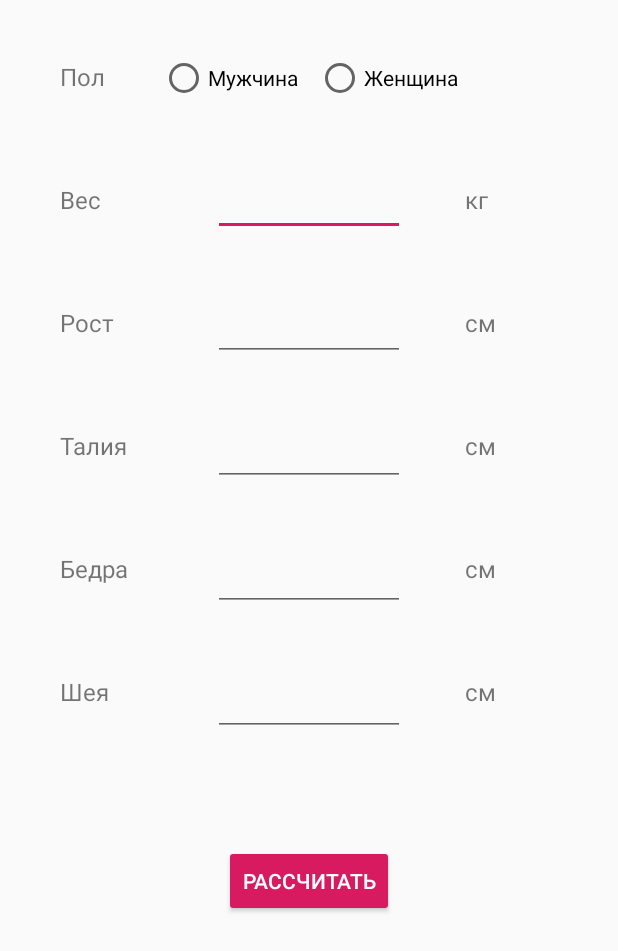
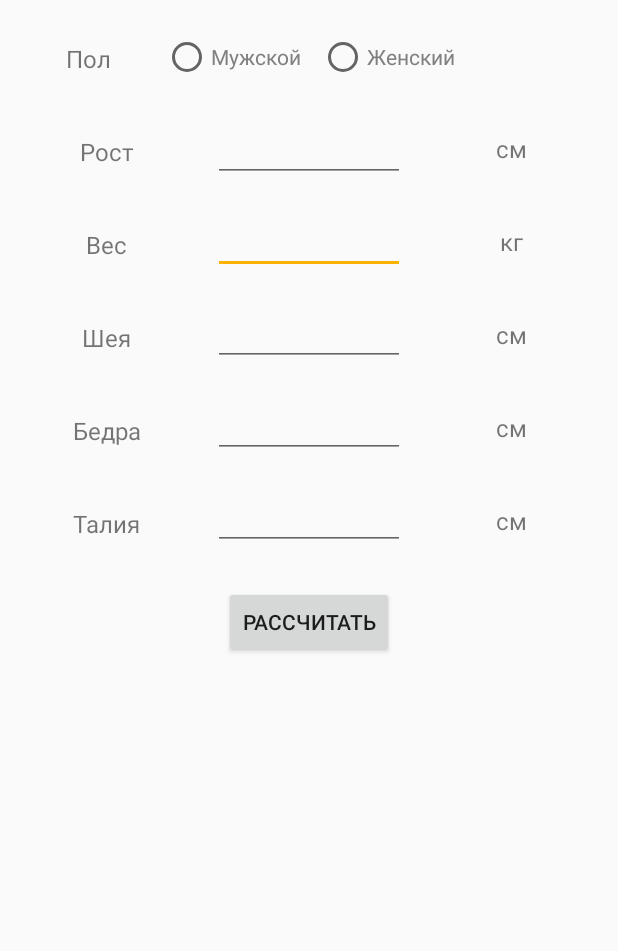
Before and after one commit to alina-saetova/WeightControl, an Android app: the layout fragment_body_fat_percentage.xml on its own in the app's theme, with its tools: preview values and no code run, on a phone screen of 412 x 824 dp. Shown: the top 951 px of the screen. Run offline under Robolectric (Android 15) with nearby library versions, the phone set to English and light mode, and no system bars.

Commit message:
add design

```diff
--- a/app/src/main/res/layout/fragment_body_fat_percentage.xml
+++ b/app/src/main/res/layout/fragment_body_fat_percentage.xml
@@ -1,34 +1,38 @@
 <?xml version="1.0" encoding="utf-8"?>
-<ScrollView
-    xmlns:android="http://schemas.android.com/apk/res/android"
+<android.support.constraint.ConstraintLayout xmlns:android="http://schemas.android.com/apk/res/android"
     xmlns:app="http://schemas.android.com/apk/res-auto"
+    xmlns:tools="http://schemas.android.com/tools"
     android:layout_width="match_parent"
     android:layout_height="match_parent"
-    app:layout_behavior="@string/appbar_scrolling_view_behavior">
-
-    <RelativeLayout
-        android:layout_width="match_parent"
-        android:layout_height="match_parent">
+    tools:context="BodyFatPercentage">
 
     <TextView
         android:id="@+id/gender"
         android:layout_width="wrap_content"
         android:layout_height="wrap_content"
-            android:layout_toLeftOf="@id/radio_group"
-            android:layout_marginTop="40dp"
-            android:layout_marginLeft="40dp"
-            android:layout_alignParentLeft="true"
-            android:text="Пол"
-            android:textSize="16sp" />
+        android:layout_marginStart="8dp"
+        android:layout_marginTop="28dp"
+        android:layout_marginEnd="8dp"
+        android:text="@string/gender"
+        android:textSize="16sp"
+        app:layout_constraintEnd_toStartOf="@+id/radio_group"
+        app:layout_constraintHorizontal_bias="0.64"
+        app:layout_constraintStart_toStartOf="parent"
+        app:layout_constraintTop_toTopOf="parent" />
 
     <RadioGroup
         android:id="@+id/radio_group"
         android:layout_width="wrap_content"
-            android:layout_marginTop="30dp"
         android:layout_height="wrap_content"
+        android:layout_centerHorizontal="true"
         android:layout_gravity="center_horizontal"
-            android:layout_centerHorizontal="true"
-            android:orientation="horizontal">
+        android:layout_marginStart="8dp"
+        android:layout_marginTop="16dp"
+        android:layout_marginEnd="8dp"
+        android:orientation="horizontal"
+        app:layout_constraintEnd_toEndOf="parent"
+        app:layout_constraintStart_toStartOf="parent"
+        app:layout_constraintTop_toTopOf="parent">
 
         <RadioButton
             android:id="@+id/radio_but_male"
@@ -36,14 +40,16 @@
             android:layout_height="wrap_content"
             android:layout_margin="6dp"
             android:layout_marginTop="30dp"
-                android:text="Мужчина" />
+            android:text="@string/male"
+            android:textColor="@color/colorText1" />
 
         <RadioButton
             android:id="@+id/radio_but_female"
             android:layout_width="wrap_content"
             android:layout_height="wrap_content"
             android:layout_margin="6dp"
-                android:text="Женщина" />
+            android:text="@string/fem"
+            android:textColor="@color/colorText1" />
 
     </RadioGroup>
 
@@ -51,184 +57,245 @@
         android:id="@+id/weight"
         android:layout_width="wrap_content"
         android:layout_height="wrap_content"
-            android:layout_toLeftOf="@id/editText_weight"
         android:layout_below="@id/gender"
-            android:layout_marginTop="60dp"
-            android:layout_marginLeft="40dp"
-            android:layout_alignParentLeft="true"
+        android:layout_marginStart="8dp"
+        android:layout_marginTop="40dp"
+        android:layout_marginEnd="8dp"
+        android:text="@string/weight"
         android:textSize="16sp"
-            android:text="Вес" />
+        app:layout_constraintEnd_toStartOf="@+id/editText_weight"
+        app:layout_constraintStart_toStartOf="parent"
+        app:layout_constraintTop_toBottomOf="@+id/height" />
 
     <EditText
         android:id="@+id/editText_weight"
         android:layout_width="wrap_content"
         android:layout_height="wrap_content"
+        android:layout_below="@id/radio_group"
         android:layout_centerHorizontal="true"
-            android:layout_below="@id/radio_group"
-            android:layout_marginTop="38dp"
+        android:layout_marginStart="8dp"
+        android:layout_marginTop="16dp"
+        android:layout_marginEnd="8dp"
         android:ems="6"
-            android:inputType="number|numberDecimal" />
+        android:inputType="number|numberDecimal"
+        app:layout_constraintEnd_toEndOf="parent"
+        app:layout_constraintStart_toStartOf="parent"
+        app:layout_constraintTop_toBottomOf="@+id/editText_height" />
 
     <TextView
+        android:id="@+id/textView4"
         android:layout_width="wrap_content"
         android:layout_height="wrap_content"
-            android:layout_toRightOf="@id/editText_weight"
         android:layout_below="@id/gender"
-            android:layout_marginTop="60dp"
-            android:layout_marginLeft="40dp"
+        android:layout_marginStart="8dp"
+        android:layout_marginTop="40dp"
+        android:layout_marginEnd="8dp"
+        android:text="@string/kg"
         android:textSize="16sp"
-            android:text="кг" />
+        app:layout_constraintEnd_toEndOf="parent"
+        app:layout_constraintStart_toEndOf="@+id/editText_weight"
+        app:layout_constraintTop_toBottomOf="@+id/textView3" />
 
     <TextView
         android:id="@+id/height"
         android:layout_width="wrap_content"
         android:layout_height="wrap_content"
-            android:layout_toLeftOf="@id/editText_height"
-            android:layout_marginLeft="40dp"
-            android:layout_alignParentLeft="true"
         android:layout_below="@id/weight"
-            android:layout_marginTop="60dp"
+        android:layout_marginStart="8dp"
+        android:layout_marginTop="40dp"
+        android:layout_marginEnd="8dp"
+        android:text="@string/height"
         android:textSize="16sp"
-            android:text="Рост" />
+        app:layout_constraintEnd_toStartOf="@+id/editText_height"
+        app:layout_constraintStart_toStartOf="parent"
+        app:layout_constraintTop_toBottomOf="@+id/gender" />
 
     <EditText
         android:id="@+id/editText_height"
         android:layout_width="wrap_content"
         android:layout_height="wrap_content"
+        android:layout_below="@id/editText_weight"
         android:layout_centerHorizontal="true"
-            android:layout_below="@id/editText_weight"
-            android:layout_marginTop="38dp"
+        android:layout_marginStart="8dp"
+        android:layout_marginTop="16dp"
+        android:layout_marginEnd="8dp"
         android:ems="6"
-            android:inputType="number|numberDecimal" />
+        android:inputType="number|numberDecimal"
+        app:layout_constraintEnd_toEndOf="parent"
+        app:layout_constraintStart_toStartOf="parent"
+        app:layout_constraintTop_toBottomOf="@+id/radio_group" />
 
     <TextView
         android:layout_width="wrap_content"
         android:layout_height="wrap_content"
-            android:layout_toRightOf="@id/editText_height"
         android:layout_below="@id/weight"
-            android:layout_marginTop="60dp"
-            android:layout_marginLeft="40dp"
+        android:layout_marginStart="8dp"
+        android:layout_marginTop="40dp"
+        android:layout_marginEnd="8dp"
+        android:text="@string/cm"
         android:textSize="16sp"
-            android:text="см" />
+        app:layout_constraintEnd_toEndOf="parent"
+        app:layout_constraintStart_toEndOf="@+id/editText_waist"
+        app:layout_constraintTop_toBottomOf="@+id/textView6" />
 
     <TextView
         android:id="@+id/waist"
         android:layout_width="wrap_content"
         android:layout_height="wrap_content"
-            android:layout_toLeftOf="@id/editText_waist"
-            android:layout_marginLeft="40dp"
-            android:layout_alignParentLeft="true"
         android:layout_below="@id/height"
-            android:layout_marginTop="60dp"
+        android:layout_marginStart="8dp"
+        android:layout_marginTop="40dp"
+        android:layout_marginEnd="8dp"
+        android:text="@string/waist"
         android:textSize="16sp"
-            android:text="Талия" />
+        app:layout_constraintEnd_toStartOf="@+id/editText_waist"
+        app:layout_constraintStart_toStartOf="parent"
+        app:layout_constraintTop_toBottomOf="@+id/hip" />
 
     <EditText
         android:id="@+id/editText_waist"
         android:layout_width="wrap_content"
         android:layout_height="wrap_content"
+        android:layout_below="@id/editText_height"
         android:layout_centerHorizontal="true"
-            android:layout_below="@id/editText_height"
-            android:layout_marginTop="38dp"
+        android:layout_marginStart="8dp"
+        android:layout_marginTop="16dp"
+        android:layout_marginEnd="8dp"
         android:ems="6"
-            android:inputType="number|numberDecimal" />
+        android:inputType="number|numberDecimal"
+        app:layout_constraintEnd_toEndOf="parent"
+        app:layout_constraintStart_toStartOf="parent"
+        app:layout_constraintTop_toBottomOf="@+id/editText_hip" />
 
     <TextView
+        android:id="@+id/textView6"
         android:layout_width="wrap_content"
         android:layout_height="wrap_content"
-            android:layout_toRightOf="@id/editText_waist"
         android:layout_below="@id/height"
-            android:layout_marginTop="60dp"
-            android:layout_marginLeft="40dp"
+        android:layout_marginStart="8dp"
+        android:layout_marginTop="40dp"
+        android:layout_marginEnd="8dp"
+        android:text="@string/cm"
         android:textSize="16sp"
-            android:text="см" />
+        app:layout_constraintEnd_toEndOf="parent"
+        app:layout_constraintStart_toEndOf="@+id/editText_hip"
+        app:layout_constraintTop_toBottomOf="@+id/textView5" />
 
     <TextView
         android:id="@+id/hip"
         android:layout_width="wrap_content"
         android:layout_height="wrap_content"
-            android:layout_toLeftOf="@id/editText_hip"
-            android:layout_marginLeft="40dp"
-            android:layout_alignParentLeft="true"
         android:layout_below="@id/waist"
-            android:layout_marginTop="60dp"
+        android:layout_marginStart="8dp"
+        android:layout_marginTop="40dp"
+        android:layout_marginEnd="8dp"
+        android:text="@string/hip"
         android:textSize="16sp"
-            android:text="Бедра" />
+        app:layout_constraintEnd_toStartOf="@+id/editText_hip"
+        app:layout_constraintStart_toStartOf="parent"
+        app:layout_constraintTop_toBottomOf="@+id/neck" />
 
     <EditText
         android:id="@+id/editText_hip"
         android:layout_width="wrap_content"
         android:layout_height="wrap_content"
+        android:layout_below="@id/editText_waist"
         android:layout_centerHorizontal="true"
-            android:layout_below="@id/editText_waist"
-            android:layout_marginTop="38dp"
+        android:layout_marginStart="8dp"
+        android:layout_marginTop="16dp"
+        android:layout_marginEnd="8dp"
         android:ems="6"
-            android:inputType="number|numberDecimal" />
+        android:inputType="number|numberDecimal"
+        app:layout_constraintEnd_toEndOf="parent"
+        app:layout_constraintStart_toStartOf="parent"
+        app:layout_constraintTop_toBottomOf="@+id/editText_neck" />
 
     <TextView
+        android:id="@+id/textView5"
         android:layout_width="wrap_content"
         android:layout_height="wrap_content"
-            android:layout_toRightOf="@id/editText_hip"
         android:layout_below="@id/waist"
-            android:layout_marginTop="60dp"
-            android:layout_marginLeft="40dp"
+        android:layout_marginStart="8dp"
+        android:layout_marginTop="40dp"
+        android:layout_marginEnd="8dp"
+        android:text="@string/cm"
         android:textSize="16sp"
-            android:text="см" />
+        app:layout_constraintEnd_toEndOf="parent"
+        app:layout_constraintStart_toEndOf="@+id/editText_neck"
+        app:layout_constraintTop_toBottomOf="@+id/textView4" />
 
     <TextView
         android:id="@+id/neck"
         android:layout_width="wrap_content"
         android:layout_height="wrap_content"
-            android:layout_toLeftOf="@id/editText_neck"
         android:layout_below="@id/hip"
-            android:layout_marginTop="60dp"
-            android:text="Шея"
-            android:layout_alignParentLeft="true"
-            android:layout_marginLeft="40dp"
-            android:textSize="16sp" />
+        android:layout_marginStart="8dp"
+        android:layout_marginTop="40dp"
+        android:layout_marginEnd="8dp"
+        android:text="@string/neck"
+        android:textSize="16sp"
+        app:layout_constraintEnd_toStartOf="@+id/editText_neck"
+        app:layout_constraintStart_toStartOf="parent"
+        app:layout_constraintTop_toBottomOf="@+id/weight" />
 
     <EditText
         android:id="@+id/editText_neck"
         android:layout_width="wrap_content"
         android:layout_height="wrap_content"
+        android:layout_below="@id/editText_hip"
         android:layout_centerHorizontal="true"
-            android:layout_below="@id/editText_hip"
-            android:layout_marginTop="38dp"
+        android:layout_marginStart="8dp"
+        android:layout_marginTop="16dp"
+        android:layout_marginEnd="8dp"
         android:ems="6"
-            android:inputType="number|numberDecimal" />
+        android:inputType="number|numberDecimal"
+        app:layout_constraintEnd_toEndOf="parent"
+        app:layout_constraintStart_toStartOf="parent"
+        app:layout_constraintTop_toBottomOf="@+id/editText_weight" />
 
     <TextView
+        android:id="@+id/textView3"
         android:layout_width="wrap_content"
         android:layout_height="wrap_content"
-            android:layout_toRightOf="@id/editText_neck"
         android:layout_below="@id/hip"
-            android:layout_marginTop="60dp"
-            android:layout_marginLeft="40dp"
+        android:layout_marginStart="8dp"
+        android:layout_marginTop="88dp"
+        android:layout_marginEnd="8dp"
+        android:text="@string/cm"
         android:textSize="16sp"
-            android:text="см" />
+        app:layout_constraintEnd_toEndOf="parent"
+        app:layout_constraintStart_toEndOf="@+id/editText_height"
+        app:layout_constraintTop_toTopOf="parent" />
 
     <TextView
         android:id="@+id/text_result"
         android:layout_width="wrap_content"
         android:layout_height="wrap_content"
+        android:layout_below="@id/editText_neck"
         android:layout_centerHorizontal="true"
-            android:layout_below="@id/editText_neck"
-            android:layout_marginTop="25dp"
+        android:layout_marginStart="8dp"
+        android:layout_marginTop="16dp"
+        android:layout_marginEnd="8dp"
+        android:textColor="@color/colorPrimaryDark"
         android:textSize="16sp"
-            android:textColor="@color/colorPrimaryDark"
         android:visibility="invisible"
-            android:text="Результат"
-            />
+        app:layout_constraintEnd_toEndOf="parent"
+        app:layout_constraintStart_toStartOf="parent"
+        app:layout_constraintTop_toBottomOf="@+id/button" />
 
     <Button
         android:id="@+id/button"
         android:layout_width="wrap_content"
         android:layout_height="wrap_content"
+        android:layout_below="@id/text_result"
         android:layout_centerHorizontal="true"
-            android:layout_below="@id/text_result"
-            android:text="Рассчитать"
-            style="@style/Widget.AppCompat.Button.Colored"
-            android:layout_marginTop="25dp" />
+        android:layout_marginStart="8dp"
+        android:layout_marginTop="24dp"
+        android:layout_marginEnd="8dp"
+        android:text="@string/count"
+        app:layout_constraintEnd_toEndOf="parent"
+        app:layout_constraintStart_toStartOf="parent"
+        app:layout_constraintTop_toBottomOf="@+id/editText_waist" />
 
     <TableLayout
         android:id="@+id/table"
@@ -236,17 +303,22 @@
         android:layout_height="wrap_content"
         android:layout_below="@+id/button"
         android:layout_centerHorizontal="true"
-            android:layout_marginTop="20dp"
-            android:layout_marginBottom="20dp"
-            android:visibility="invisible">
+        android:layout_marginStart="8dp"
+        android:layout_marginTop="16dp"
+        android:layout_marginEnd="8dp"
+        android:visibility="invisible"
+        app:layout_constraintEnd_toEndOf="parent"
+        app:layout_constraintStart_toStartOf="parent"
+        app:layout_constraintTop_toBottomOf="@+id/text_result">
+
         <TableRow>
+
             <TextView
                 android:id="@+id/text1"
                 android:layout_width="wrap_content"
                 android:layout_height="wrap_content"
                 android:layout_marginRight="10dp"
                 android:layout_weight="1"
-                    android:textColor="@color/colorText"
                 android:text="Пониженное содержание жира" />
 
             <TextView
@@ -254,17 +326,17 @@
                 android:layout_width="match_parent"
                 android:layout_height="wrap_content"
                 android:layout_weight="0.5"
-                    android:textColor="@color/colorText"
                 android:text="@string/_22" />
         </TableRow>
+
         <TableRow>
+
             <TextView
                 android:id="@+id/text2"
                 android:layout_width="wrap_content"
                 android:layout_height="wrap_content"
                 android:layout_marginRight="10dp"
                 android:layout_weight="1"
-                    android:textColor="@color/colorText"
                 android:text="Нормальное содержание жира" />
 
             <TextView
@@ -272,17 +344,17 @@
                 android:layout_width="match_parent"
                 android:layout_height="wrap_content"
                 android:layout_weight="0.5"
-                    android:textColor="@color/colorText"
                 android:text="23%—34%" />
         </TableRow>
+
         <TableRow>
+
             <TextView
                 android:id="@+id/text3"
                 android:layout_width="wrap_content"
                 android:layout_height="wrap_content"
                 android:layout_marginRight="10dp"
                 android:layout_weight="1"
-                    android:textColor="@color/colorText"
                 android:text="Повышенное содержание жира" />
 
             <TextView
@@ -290,17 +362,17 @@
                 android:layout_width="match_parent"
                 android:layout_height="wrap_content"
                 android:layout_weight="0.5"
-                    android:textColor="@color/colorText"
                 android:text="35%—40%" />
         </TableRow>
+
         <TableRow>
+
             <TextView
                 android:id="@+id/text4"
                 android:layout_width="wrap_content"
                 android:layout_height="wrap_content"
                 android:layout_marginRight="10dp"
                 android:layout_weight="1"
-                    android:textColor="@color/colorText"
                 android:text="Очень высокое содержание жира" />
 
             <TextView
@@ -308,11 +380,7 @@
                 android:layout_width="match_parent"
                 android:layout_height="wrap_content"
                 android:layout_weight="0.5"
-                    android:textColor="@color/colorText"
                 android:text="> 40%" />
         </TableRow>
     </TableLayout>
-
-    </RelativeLayout>
-
-</ScrollView>
+</android.support.constraint.ConstraintLayout>
--- a/app/src/main/res/values/colors.xml
+++ b/app/src/main/res/values/colors.xml
@@ -2,11 +2,11 @@
 <resources>
     <color name="colorPrimary">#008577</color>
     <color name="colorPrimaryDark">#00574B</color>
-    <color name="colorAccent">#D81B60</color>
+    <color name="colorAccent">#FFB300</color>
     <color name="colorText">#000000</color>
     <color name="colorError">#FF0000</color>
     <color name="colorText1">#808080</color>
-    <color name="colorAppBar">#DDAC37</color>
+    <color name="colorAppBar">#FFB300</color>
     <color name="colorGreen">#43A047</color>
     <color name="colorRed">#E53935</color>
 </resources>
--- a/app/src/main/res/values/strings.xml
+++ b/app/src/main/res/values/strings.xml
@@ -6,17 +6,17 @@
     <string name="nav_header_subtitle">android.studio@android.com</string>
     <string name="nav_header_desc">Navigation header</string>
     <string name="action_settings">Settings</string>
-    <string name="age">Возраст:</string>
-    <string name="height">Рост:</string>
-    <string name="weight">Вес:</string>
+    <string name="age">Возраст</string>
+    <string name="height">Рост</string>
+    <string name="weight">Вес</string>
     <string name="activity">Активность:</string>
     <string name="fem">Женский</string>
     <string name="male">Мужской</string>
     <string name="count">Рассчитать</string>
     <string name="harris">Харриса-Бенедикта</string>
     <string name="mifflin">Миффлин-Сан Жеора</string>
-    <string name="formula">Формула:</string>
-    <string name="gender">Пол:</string>
+    <string name="formula">Формула</string>
+    <string name="gender">Пол</string>
     <string-array name="activities">
         <item>отсутствие физ. активности</item>
         <item>1–2 раза в неделю</item>
@@ -52,10 +52,12 @@
     <string name="_22"><![CDATA[< 22%]]></string>
 
     <!-- TODO: Remove or change this placeholder text -->
-    <string name="rost">рост</string>
     <string name="rasschet">рассчитать</string>
-    <string name="ves">вес</string>
-    <string name="cm">cm</string>
     <string name="welcome">Добро пожаловать в приложение WeightControl! \n Введите свои данные</string>
+    <string name="cm">см</string>
+    <string name="kg">кг</string>
+    <string name="neck">Шея</string>
+    <string name="hip">Бедра</string>
+    <string name="waist">Талия</string>
 
 </resources>
--- a/build.gradle
+++ b/build.gradle
@@ -7,7 +7,7 @@ buildscript {
         jcenter()
     }
     dependencies {
-        classpath 'com.android.tools.build:gradle:3.4.0'
+        classpath 'com.android.tools.build:gradle:3.3.2'
 
 
         // NOTE: Do not place your application dependencies here; they belong
```
Also changed, not shown: app/src/main/java/com/example/diana/weightcontrol/BMIFragment.java (+7 -7 lines), app/src/main/java/com/example/diana/weightcontrol/IdealWeightFragment.java (+4 -4 lines), app/src/main/res/layout/fragment_bmi.xml (+6 -8 lines), app/src/main/res/layout/fragment_ideal_weight.xml (+63 -66 lines), app/src/main/res/layout/fragment_start.xml (deleted, +0 -14 lines), app/src/main/res/layout/list_item.xml (+6 -3 lines), app/src/main/res/layout/rsk_fragment.xml (+60 -27 lines). Lines whose indentation alone changed are shown as unchanged.
